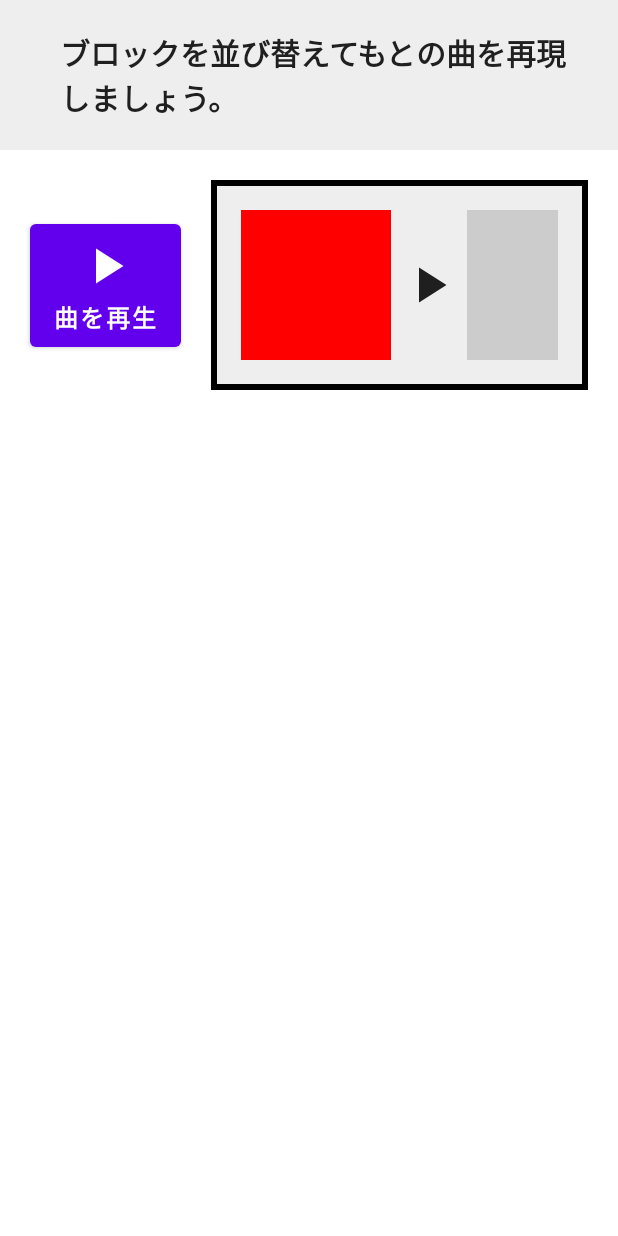
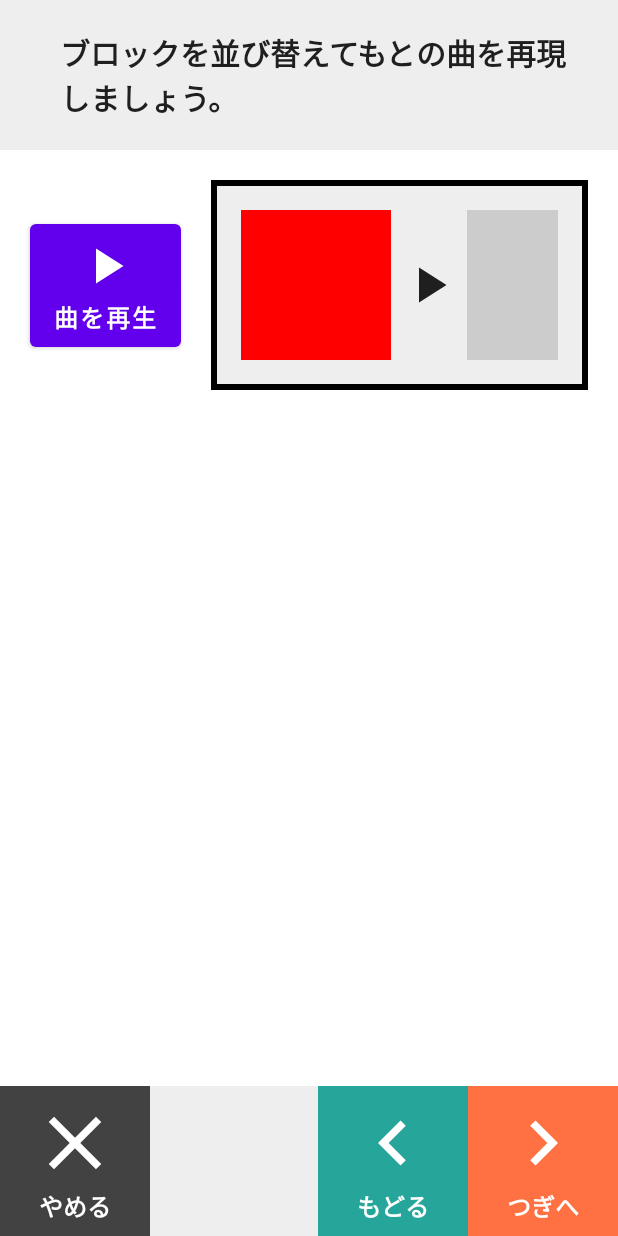
Before and after one commit to mohachi8/MusicEducationTest, an Android app built with Jetpack Compose: the screen it shows after launch (MainActivity), on a phone screen of 412 x 824 dp. Run offline under Robolectric (Android 15) with nearby library versions, the phone set to English and light mode, and no system bars.

Commit message:
ボトムナビゲーションバーのUIを作成。

```diff
--- a/app/src/main/java/com/example/musiceducationtest/MainActivity.kt
+++ b/app/src/main/java/com/example/musiceducationtest/MainActivity.kt
@@ -1,20 +1,23 @@
 package com.example.musiceducationtest
 
+import android.graphics.drawable.Icon
 import android.os.Bundle
 import android.support.v4.os.IResultReceiver.Default
 import androidx.activity.ComponentActivity
 import androidx.activity.compose.setContent
 import androidx.compose.foundation.background
 import androidx.compose.foundation.border
+import androidx.compose.foundation.clickable
 import androidx.compose.foundation.layout.*
 import androidx.compose.foundation.lazy.LazyRow
 import androidx.compose.material.*
 import androidx.compose.material.icons.Icons
-import androidx.compose.material.icons.filled.PlayArrow
+import androidx.compose.material.icons.filled.*
 import androidx.compose.runtime.Composable
 import androidx.compose.ui.Alignment
 import androidx.compose.ui.Modifier
 import androidx.compose.ui.graphics.Color
+import androidx.compose.ui.graphics.vector.ImageVector
 import androidx.compose.ui.text.font.FontWeight
 import androidx.compose.ui.tooling.preview.Preview
 import androidx.compose.ui.unit.dp
@@ -118,6 +121,35 @@ class MainActivity : ComponentActivity() {
                                 }
                             }
                         }
+
+                        // ボトムナビゲーションバー
+                        Box(modifier = Modifier.fillMaxSize()) {
+                            Column(
+                                modifier = Modifier
+                                    .fillMaxWidth()
+                                    .align(Alignment.BottomCenter)
+                                    .background(Color(0xFFEEEEEE)),
+                            ) {
+                                Row {
+                                    BottomNavigateButton(
+                                        imageVector = Icons.Default.Clear,
+                                        label = "やめる",
+                                        backgroundColor = Color(0xFF424242)
+                                    )
+                                    Spacer(modifier = Modifier.weight(1f))
+                                    BottomNavigateButton(
+                                        imageVector = Icons.Default.KeyboardArrowLeft,
+                                        label = "もどる",
+                                        backgroundColor = Color(0xFF26A69A)
+                                    )
+                                    BottomNavigateButton(
+                                        imageVector = Icons.Default.KeyboardArrowRight,
+                                        label = "つぎへ",
+                                        backgroundColor = Color(0xFFFF7043)
+                                    )
+                                }
+                            }
+                        }
                     }
 
                 }
@@ -125,3 +157,35 @@ class MainActivity : ComponentActivity() {
         }
     }
 }
+
+@Composable
+fun BottomNavigateButton(
+    imageVector: ImageVector,
+    label: String,
+    backgroundColor: Color
+) {
+    Box(
+        modifier = Modifier
+            .size(100.dp)
+            .background(backgroundColor)
+            .clickable { /* クリックされた時の処理*/ },
+        contentAlignment = Alignment.Center
+    ) {
+        Column(
+            horizontalAlignment = Alignment.CenterHorizontally,
+        ) {
+            Icon(
+                imageVector = imageVector,
+                contentDescription = "",
+                tint = Color.White,
+                modifier = Modifier.size(60.dp)
+            )
+            Text(
+                text = label,
+                color = Color.White,
+                fontSize = 16.sp,
+                fontWeight = FontWeight.Bold
+            )
+        }
+    }
+}
```
